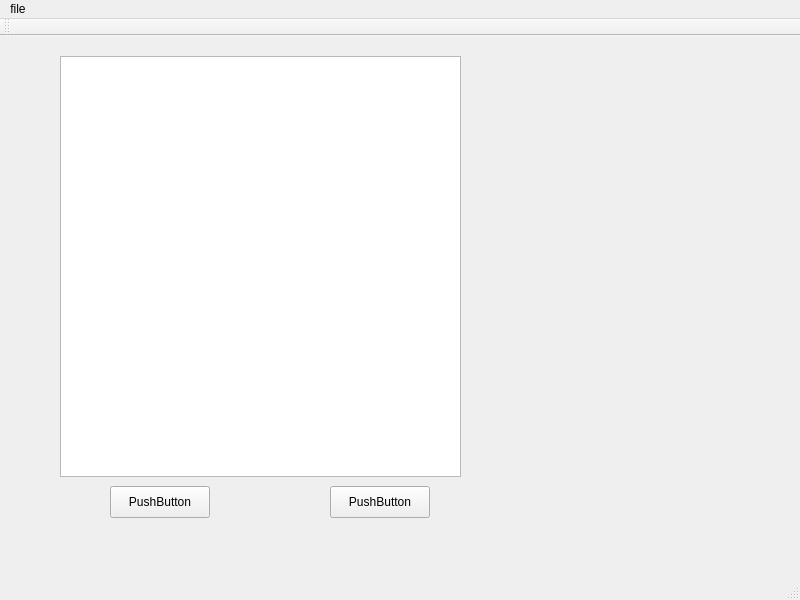
Qt form worksheet-7/Exercise x/mainwindow.ui (Yahya-Alkhosoussy/2025_20675635) before a commit.
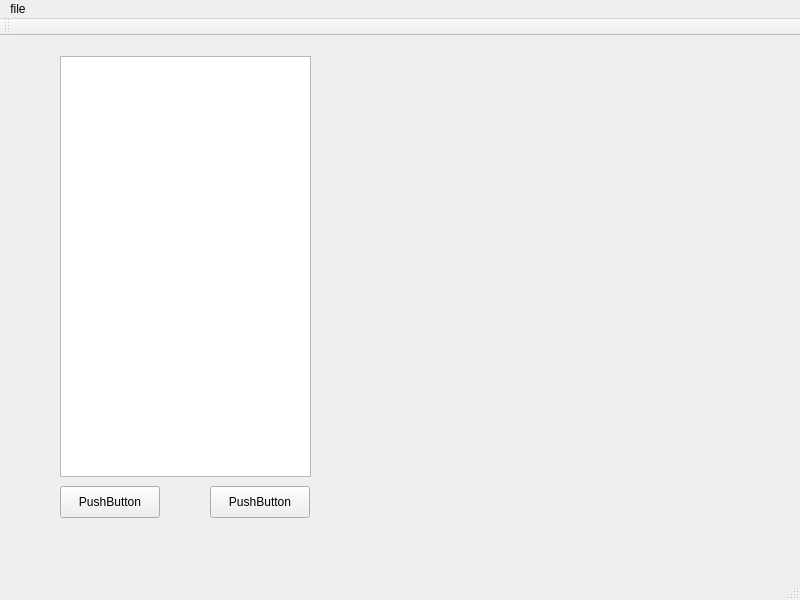
The same form after that commit. Icons and pictures are not drawn. Custom widgets are drawn as their Qt base class.

Diff of the .ui file:
```diff
--- a/worksheet-7/Exercise x/mainwindow.ui
+++ b/worksheet-7/Exercise x/mainwindow.ui
@@ -17,20 +17,20 @@
    <string>MainWindow</string>
   </property>
   <widget class="QWidget" name="centralwidget">
-   <widget class="QWidget" name="widget" native="true">
+   <widget class="QVTKOpenGLNativeWidget" name="vtkWidget" native="true">
     <property name="geometry">
      <rect>
-      <x>380</x>
-      <y>80</y>
-      <width>341</width>
-      <height>191</height>
+      <x>400</x>
+      <y>30</y>
+      <width>321</width>
+      <height>411</height>
      </rect>
     </property>
    </widget>
    <widget class="QPushButton" name="pushButton">
     <property name="geometry">
      <rect>
-      <x>110</x>
+      <x>60</x>
       <y>450</y>
       <width>100</width>
       <height>32</height>
@@ -43,7 +43,7 @@
    <widget class="QPushButton" name="pushButton_2">
     <property name="geometry">
      <rect>
-      <x>330</x>
+      <x>210</x>
       <y>450</y>
       <width>100</width>
       <height>32</height>
@@ -58,7 +58,7 @@
      <rect>
       <x>60</x>
       <y>20</y>
-      <width>401</width>
+      <width>251</width>
       <height>421</height>
      </rect>
     </property>
@@ -116,6 +116,14 @@
    </property>
   </action>
  </widget>
+ <customwidgets>
+  <customwidget>
+   <class>QVTKOpenGLNativeWidget</class>
+   <extends>QWidget</extends>
+   <header>QVTKOpenGLNativeWidget.h</header>
+   <container>1</container>
+  </customwidget>
+ </customwidgets>
  <resources>
   <include location="icons.qrc"/>
  </resources>
```
